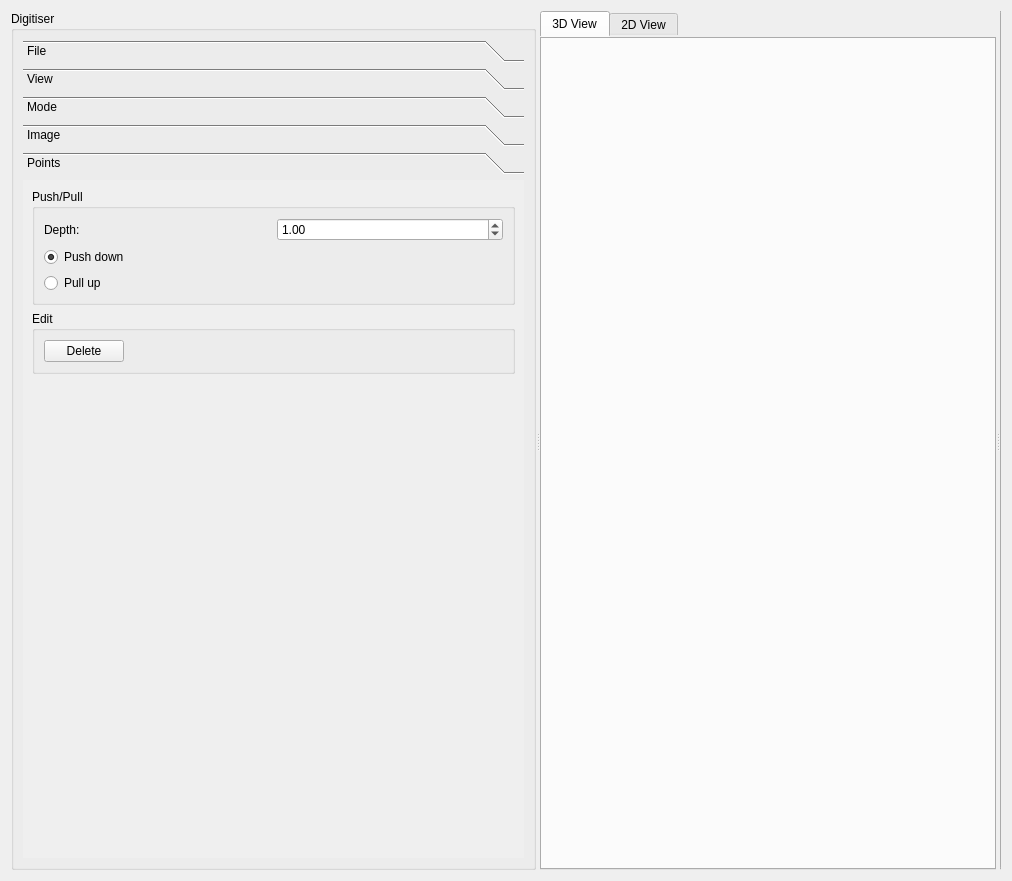
The window that mapclientplugins/segmentationstep/widgets/qt/segmentationwidget.ui (tsalemink/segmentationstep) describes before a commit, drawn with Qt 5.
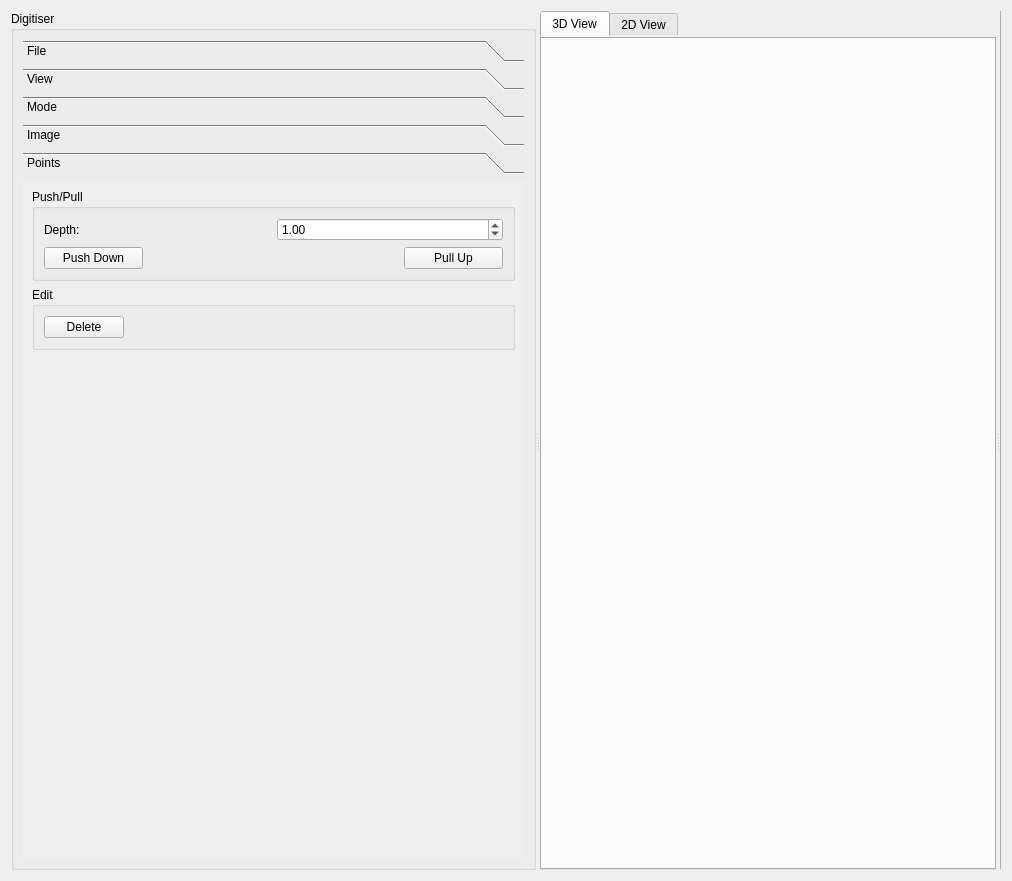
The same window after the commit. The open tabs and pages were chosen to show the change. Custom widgets are drawn as their Qt base class.

Commit message: Adding in new user interface functionality to allow the deletion of segmentation points.

Diff of the .ui file:
```diff
--- a/mapclientplugins/segmentationstep/widgets/qt/segmentationwidget.ui
+++ b/mapclientplugins/segmentationstep/widgets/qt/segmentationwidget.ui
@@ -28,7 +28,7 @@
       </property>
       <property name="minimumSize">
        <size>
-        <width>0</width>
+        <width>250</width>
         <height>0</height>
        </size>
       </property>
@@ -663,6 +663,14 @@
           </layout>
          </widget>
          <widget class="QWidget" name="points">
+          <property name="geometry">
+           <rect>
+            <x>0</x>
+            <y>0</y>
+            <width>572</width>
+            <height>630</height>
+           </rect>
+          </property>
           <attribute name="label">
            <string>Points</string>
           </attribute>
@@ -695,27 +703,47 @@
                </layout>
               </item>
               <item>
-               <widget class="QRadioButton" name="radioButton">
-                <property name="toolTip">
-                 <string>Set the direction of the push/pull tool to down</string>
-                </property>
-                <property name="text">
-                 <string>Push down</string>
-                </property>
-                <property name="checked">
-                 <bool>true</bool>
-                </property>
-               </widget>
-              </item>
-              <item>
-               <widget class="QRadioButton" name="radioButton_2">
-                <property name="toolTip">
-                 <string>Set the direction of the push/pull tool to up</string>
-                </property>
-                <property name="text">
-                 <string>Pull up</string>
-                </property>
-               </widget>
+               <layout class="QHBoxLayout" name="horizontalLayout_6">
+                <item>
+                 <widget class="QPushButton" name="_pushButtonPushDown">
+                  <property name="minimumSize">
+                   <size>
+                    <width>99</width>
+                    <height>0</height>
+                   </size>
+                  </property>
+                  <property name="text">
+                   <string>Push Down</string>
+                  </property>
+                 </widget>
+                </item>
+                <item>
+                 <spacer name="horizontalSpacer_5">
+                  <property name="orientation">
+                   <enum>Qt::Horizontal</enum>
+                  </property>
+                  <property name="sizeHint" stdset="0">
+                   <size>
+                    <width>40</width>
+                    <height>20</height>
+                   </size>
+                  </property>
+                 </spacer>
+                </item>
+                <item>
+                 <widget class="QPushButton" name="_pushButtonPullUp">
+                  <property name="minimumSize">
+                   <size>
+                    <width>99</width>
+                    <height>0</height>
+                   </size>
+                  </property>
+                  <property name="text">
+                   <string>Pull Up</string>
+                  </property>
+                 </widget>
+                </item>
+               </layout>
               </item>
              </layout>
             </widget>
@@ -807,7 +835,14 @@
         </attribute>
         <layout class="QVBoxLayout" name="verticalLayoutTab3d">
          <item>
-          <widget class="QWidget" name="_toolbarwidget3d" native="true"/>
+          <widget class="QWidget" name="_toolbarwidget3d" native="true">
+           <property name="minimumSize">
+            <size>
+             <width>0</width>
+             <height>15</height>
+            </size>
+           </property>
+          </widget>
          </item>
          <item>
           <widget class="QWidget" name="widget_1" native="true">
@@ -836,9 +871,9 @@
             <item>
              <widget class="SceneviewerWidget3D" name="_sceneviewer3d" native="true">
               <property name="sizePolicy">
-               <sizepolicy hsizetype="Preferred" vsizetype="Preferred">
+               <sizepolicy hsizetype="Preferred" vsizetype="Expanding">
                 <horstretch>0</horstretch>
-                <verstretch>1</verstretch>
+                <verstretch>10</verstretch>
                </sizepolicy>
               </property>
               <property name="minimumSize">
```
Left out of the diff: 56 changed lines with no effect on the pictures. The commit also changes 3 other files.
